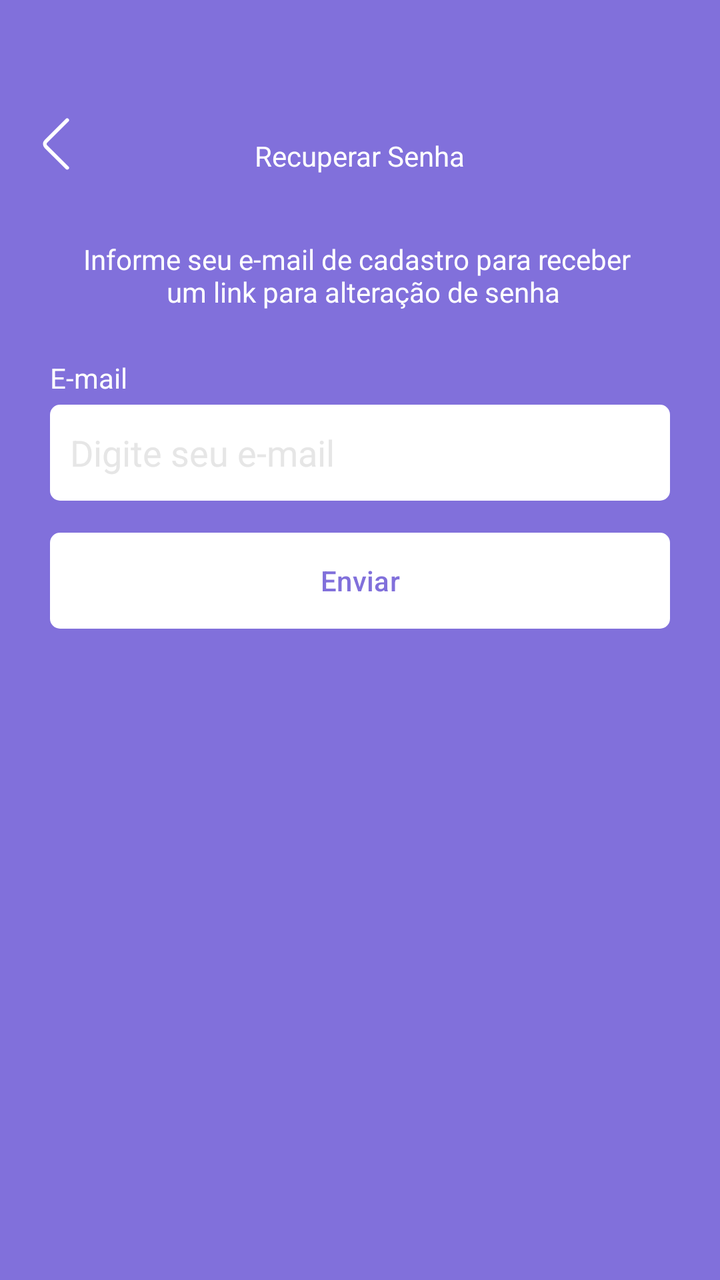
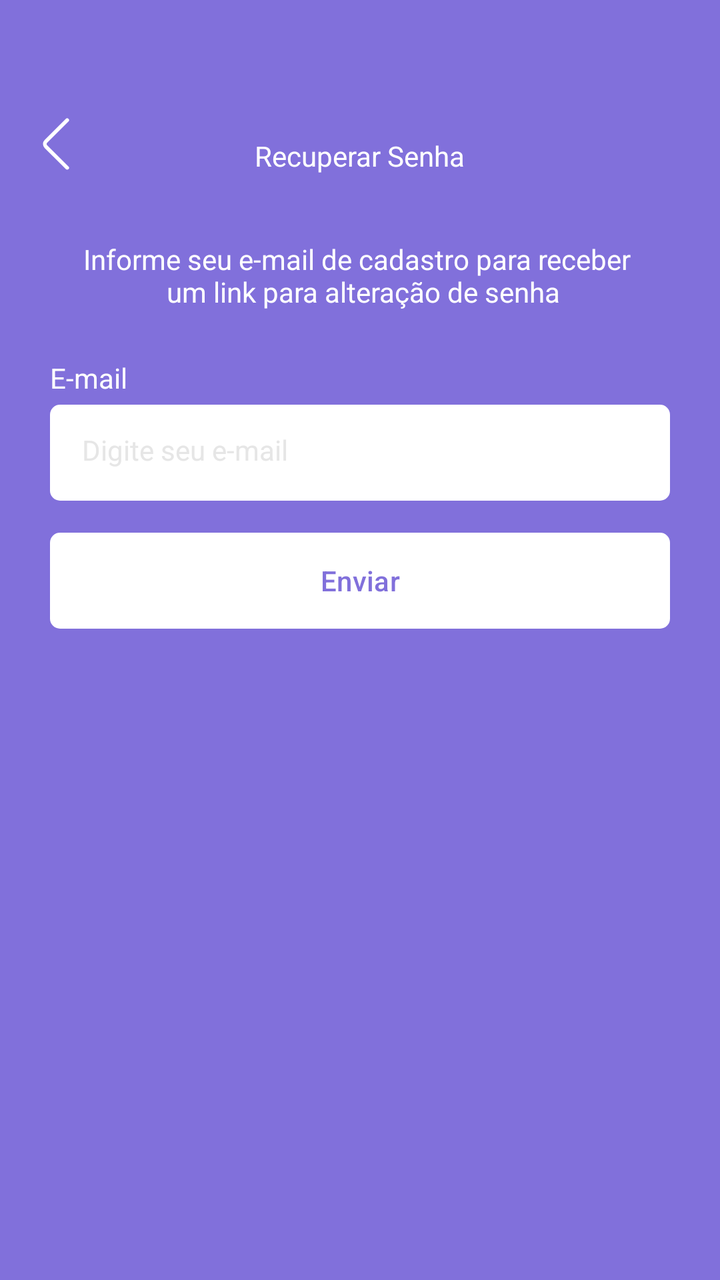

Compare the two renders of this Android layout. The source of the first and the diff that turns it into the second are given below.
<!-- AndroidManifest.xml: application theme Theme.Kanban -->
<!-- res/layout/fragment_recover_account.xml -->
<?xml version="1.0" encoding="utf-8"?>
<ScrollView xmlns:android="http://schemas.android.com/apk/res/android"
    xmlns:tools="http://schemas.android.com/tools"
    android:layout_width="match_parent"
    android:layout_height="match_parent"
    xmlns:app="http://schemas.android.com/apk/res-auto"
    tools:context=".ui.auth.RecoverAccountFragment"
    android:fillViewport="true">


    <LinearLayout
        android:layout_width="match_parent"
        android:layout_height="wrap_content"
        android:orientation="vertical"
        android:id="@+id/LinearLayout1">

        <com.google.android.material.appbar.MaterialToolbar
            android:id="@+id/toolbar"
            android:layout_width="match_parent"
            android:layout_height="wrap_content"
            app:navigationIcon="@drawable/ic_back"
            android:paddingTop="40dp">

            <TextView
                android:layout_width="wrap_content"
                android:layout_height="wrap_content"
                android:text="Recuperar Senha"
                android:textColor="@color/white"
                android:layout_gravity="center_horizontal"
                android:paddingTop="20dp"/>

        </com.google.android.material.appbar.MaterialToolbar>

        <LinearLayout
            android:id="@+id/LinearLayout2"
            android:layout_width="match_parent"
            android:layout_height="wrap_content"
            android:orientation="vertical"
            android:layout_marginHorizontal="25dp">

            <TextView
                android:layout_width="match_parent"
                android:layout_height="wrap_content"
                android:id="@+id/textViewMensagem"
                android:text="Informe seu e-mail de cadastro para receber \n um link para alteração de senha"
                android:textColor="@color/white"
                android:textAlignment="center"
                android:layout_marginTop="24dp"/>

            <TextView
                android:layout_width="wrap_content"
                android:layout_height="wrap_content"
                android:text="E-mail"
                android:layout_marginTop="24dp"
                android:textColor="@color/white"/>

            <EditText
                android:id="@+id/editTextEmail"
                android:layout_width="match_parent"
                android:layout_height="48dp"
                android:hint="Digite seu e-mail"
                android:textColorHint="@color/slight_white"
                android:inputType="textEmailAddress"
                android:padding="10dp"
                android:layout_marginTop="4dp"
                android:background="@drawable/bg_edit_text"/>


            <com.google.android.material.button.MaterialButton
                android:id="@+id/buttonEnviar"
                android:layout_width="match_parent"
                android:layout_height="wrap_content"
                android:text="Enviar"
                android:textColor="@color/color_default"
                app:backgroundTint="@null"
                android:background="@drawable/bg_btn"
                android:layout_marginTop="16dp"/>

            <LinearLayout
                android:layout_width="match_parent"
                android:layout_height="wrap_content"
                android:orientation="horizontal"
                android:layout_marginTop="4dp">
            </LinearLayout>

            <ProgressBar
                android:layout_width="wrap_content"
                android:layout_height="wrap_content"
                android:layout_marginTop="8dp"
                android:indeterminateTint="@color/white"
                android:layout_gravity="center"
                tools:visibility="visible"
                android:visibility="invisible"/>
        </LinearLayout>
    </LinearLayout>

</ScrollView>
<!-- resources referenced by this layout -->
<resources>
  <color name="color_default">#8170DB</color>
  <color name="slight_white">#E6E6E6</color>
  <color name="white">#FFFFFFFF</color>
  <!-- drawable bg_btn (drawable) -->
  <?xml version="1.0" encoding="utf-8"?>
  <shape xmlns:android="http://schemas.android.com/apk/res/android"
      android:shape="rectangle">
  
      <solid android:color="@color/white"/>
      <corners android:radius="5dp"/>
  
  </shape>
  <!-- drawable bg_edit_text (drawable) -->
  <?xml version="1.0" encoding="utf-8"?>
  <shape xmlns:android="http://schemas.android.com/apk/res/android"
      android:shape="rectangle">
  
      <solid android:color="@color/white"/>
      <corners android:radius="5dp"/>
  
  </shape>
  <!-- drawable ic_back (drawable) -->
  <vector xmlns:android="http://schemas.android.com/apk/res/android" android:height="30dp" android:viewportHeight="32" android:viewportWidth="32" android:width="30dp">
        
      <path android:fillColor="#FFFFFF" android:pathData="M22,29.73a1,1 0,0 1,-0.71 -0.29L9.93,18.12a3,3 0,0 1,0 -4.24L21.24,2.56A1,1 0,1 1,22.66 4L11.34,15.29a1,1 0,0 0,0 1.42L22.66,28a1,1 0,0 1,0 1.42A1,1 0,0 1,22 29.73Z"/>
      
  </vector>
  <style name="Theme.Kanban" parent="Base.Theme.Kanban" />
  <style name="Base.Theme.Kanban" parent="Theme.Material3.DayNight.NoActionBar">
          
          
          <item name="colorPrimary">@color/color_default</item>
          <item name="colorPrimaryVariant">@color/color_default</item>
          <item name="android:windowBackground">@color/color_default</item>
      </style>
</resources>

<!-- the commit's change to res/layout/fragment_recover_account.xml (unified diff, before → after) -->
@@ -56,14 +56,13 @@
 
             <EditText
                 android:id="@+id/editTextEmail"
+                style="@style/EditTextTheme"
                 android:layout_width="match_parent"
                 android:layout_height="48dp"
                 android:hint="Digite seu e-mail"
                 android:textColorHint="@color/slight_white"
                 android:inputType="textEmailAddress"
-                android:padding="10dp"
-                android:layout_marginTop="4dp"
-                android:background="@drawable/bg_edit_text"/>
+                android:layout_marginTop="4dp"/>
 
 
             <com.google.android.material.button.MaterialButton
<!-- resource entries referenced after the edit -->
@@ -27,6 +27,11 @@
       <path android:fillColor="#FFFFFF" android:pathData="M22,29.73a1,1 0,0 1,-0.71 -0.29L9.93,18.12a3,3 0,0 1,0 -4.24L21.24,2.56A1,1 0,1 1,22.66 4L11.34,15.29a1,1 0,0 0,0 1.42L22.66,28a1,1 0,0 1,0 1.42A1,1 0,0 1,22 29.73Z"/>
       
   </vector>
+  <style name="EditTextTheme" parent="Theme.MaterialComponents.DayNight.NoActionBar">
+          <item name="android:background">@drawable/bg_edit_text</item>
+          <item name="android:padding">16dp</item>
+          <item name="android:textSize">14sp</item>
+      </style>
   <style name="Theme.Kanban" parent="Base.Theme.Kanban" />
   <style name="Base.Theme.Kanban" parent="Theme.Material3.DayNight.NoActionBar">
           
